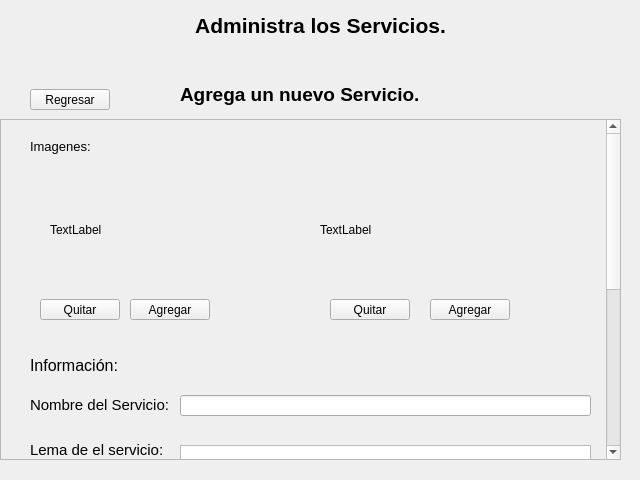
First picture: the form in administrarservicios.ui, repository Laloses/Hospital, before the edit.
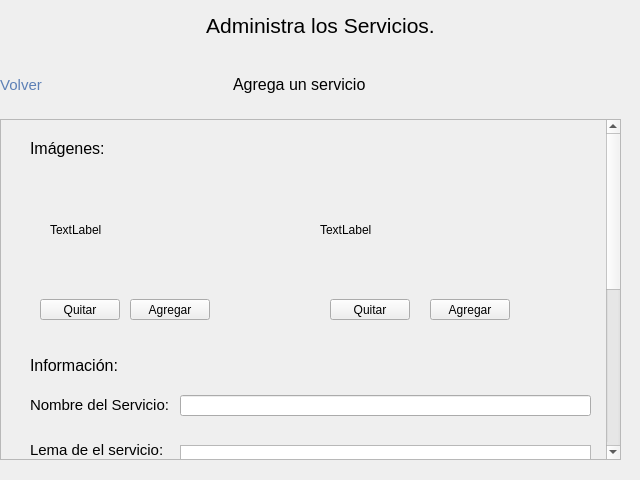
Second picture: the form after the edit. The open tabs and pages were chosen to show the change. Icons and pictures are not drawn.

```diff
--- a/administrarservicios.ui
+++ b/administrarservicios.ui
@@ -26,7 +26,11 @@
     <item>
      <widget class="QLabel" name="label">
       <property name="text">
-       <string>&lt;html&gt;&lt;head/&gt;&lt;body&gt;&lt;p align=&quot;center&quot;&gt;&lt;span style=&quot; font-size:16pt; font-weight:600;&quot;&gt;Administra los Servicios.&lt;/span&gt;&lt;/p&gt;&lt;/body&gt;&lt;/html&gt;</string>
+       <string>&lt;!DOCTYPE HTML PUBLIC &quot;-//W3C//DTD HTML 4.0//EN&quot; &quot;http://www.w3.org/TR/REC-html40/strict.dtd&quot;&gt;
+&lt;html&gt;&lt;head&gt;&lt;meta name=&quot;qrichtext&quot; content=&quot;1&quot; /&gt;&lt;style type=&quot;text/css&quot;&gt;
+p, li { white-space: pre-wrap; }
+&lt;/style&gt;&lt;/head&gt;&lt;body style=&quot; font-family:'MS Shell Dlg 2'; font-size:8pt; font-weight:400; font-style:normal;&quot;&gt;
+&lt;p align=&quot;center&quot; style=&quot; margin-top:12px; margin-bottom:12px; margin-left:0px; margin-right:0px; -qt-block-indent:0; text-indent:0px;&quot;&gt;&lt;span style=&quot; font-size:16pt;&quot;&gt;Administra los Servicios.&lt;/span&gt;&lt;/p&gt;&lt;/body&gt;&lt;/html&gt;</string>
       </property>
      </widget>
     </item>
@@ -660,32 +664,6 @@
        </widget>
       </widget>
       <widget class="QWidget" name="page_4">
-       <widget class="QLabel" name="label_11">
-        <property name="geometry">
-         <rect>
-          <x>180</x>
-          <y>10</y>
-          <width>261</width>
-          <height>51</height>
-         </rect>
-        </property>
-        <property name="text">
-         <string>&lt;html&gt;&lt;head/&gt;&lt;body&gt;&lt;p&gt;&lt;span style=&quot; font-size:14pt; font-weight:600;&quot;&gt;Agrega un nuevo Servicio.&lt;/span&gt;&lt;/p&gt;&lt;/body&gt;&lt;/html&gt;</string>
-        </property>
-       </widget>
-       <widget class="QPushButton" name="regresarNuevo">
-        <property name="geometry">
-         <rect>
-          <x>30</x>
-          <y>30</y>
-          <width>80</width>
-          <height>21</height>
-         </rect>
-        </property>
-        <property name="text">
-         <string>Regresar</string>
-        </property>
-       </widget>
        <widget class="QScrollArea" name="scrollArea_4">
         <property name="geometry">
          <rect>
@@ -703,7 +681,7 @@
           <rect>
            <x>0</x>
            <y>0</y>
-           <width>605</width>
+           <width>602</width>
            <height>676</height>
           </rect>
          </property>
@@ -727,12 +705,17 @@
               <rect>
                <x>20</x>
                <y>10</y>
-               <width>81</width>
-               <height>16</height>
+               <width>75</width>
+               <height>19</height>
               </rect>
              </property>
+             <property name="font">
+              <font>
+               <pointsize>12</pointsize>
+              </font>
+             </property>
              <property name="text">
-              <string>&lt;html&gt;&lt;head/&gt;&lt;body&gt;&lt;p&gt;&lt;span style=&quot; font-size:10pt;&quot;&gt;Imagenes:&lt;/span&gt;&lt;/p&gt;&lt;/body&gt;&lt;/html&gt;</string>
+              <string>&lt;html&gt;&lt;head/&gt;&lt;body&gt;&lt;p&gt;Imágenes:&lt;/p&gt;&lt;/body&gt;&lt;/html&gt;</string>
              </property>
             </widget>
             <widget class="QLabel" name="nfoto1_2">
@@ -997,6 +980,83 @@
          </layout>
         </widget>
        </widget>
+       <widget class="QWidget" name="">
+        <property name="geometry">
+         <rect>
+          <x>0</x>
+          <y>10</y>
+          <width>551</width>
+          <height>32</height>
+         </rect>
+        </property>
+        <layout class="QHBoxLayout" name="horizontalLayout">
+         <item>
+          <widget class="QPushButton" name="regresarNuevo">
+           <property name="minimumSize">
+            <size>
+             <width>0</width>
+             <height>30</height>
+            </size>
+           </property>
+           <property name="font">
+            <font>
+             <pointsize>11</pointsize>
+            </font>
+           </property>
+           <property name="styleSheet">
+            <string notr="true">color: #5D80B6;
+border:none;</string>
+           </property>
+           <property name="text">
+            <string>Volver</string>
+           </property>
+           <property name="icon">
+            <iconset resource="imgs/imgs.qrc">
+             <normaloff>:/imgs/backArrow.png</normaloff>:/imgs/backArrow.png</iconset>
+           </property>
+          </widget>
+         </item>
+         <item>
+          <spacer name="horizontalSpacer">
+           <property name="orientation">
+            <enum>Qt::Horizontal</enum>
+           </property>
+           <property name="sizeHint" stdset="0">
+            <size>
+             <width>40</width>
+             <height>20</height>
+            </size>
+           </property>
+          </spacer>
+         </item>
+         <item>
+          <widget class="QLabel" name="label_11">
+           <property name="maximumSize">
+            <size>
+             <width>16777215</width>
+             <height>30</height>
+            </size>
+           </property>
+           <property name="text">
+            <string>&lt;html&gt;&lt;head/&gt;&lt;body&gt;&lt;p&gt;&lt;span style=&quot; font-size:12pt;&quot;&gt;Agrega un servicio&lt;/span&gt;&lt;/p&gt;&lt;/body&gt;&lt;/html&gt;</string>
+           </property>
+          </widget>
+         </item>
+         <item>
+          <spacer name="horizontalSpacer_2">
+           <property name="orientation">
+            <enum>Qt::Horizontal</enum>
+           </property>
+           <property name="sizeHint" stdset="0">
+            <size>
+             <width>40</width>
+             <height>20</height>
+            </size>
+           </property>
+          </spacer>
+         </item>
+        </layout>
+       </widget>
       </widget>
      </widget>
     </item>
```
Left out of the diff: 137 changed lines with no effect on the pictures.
